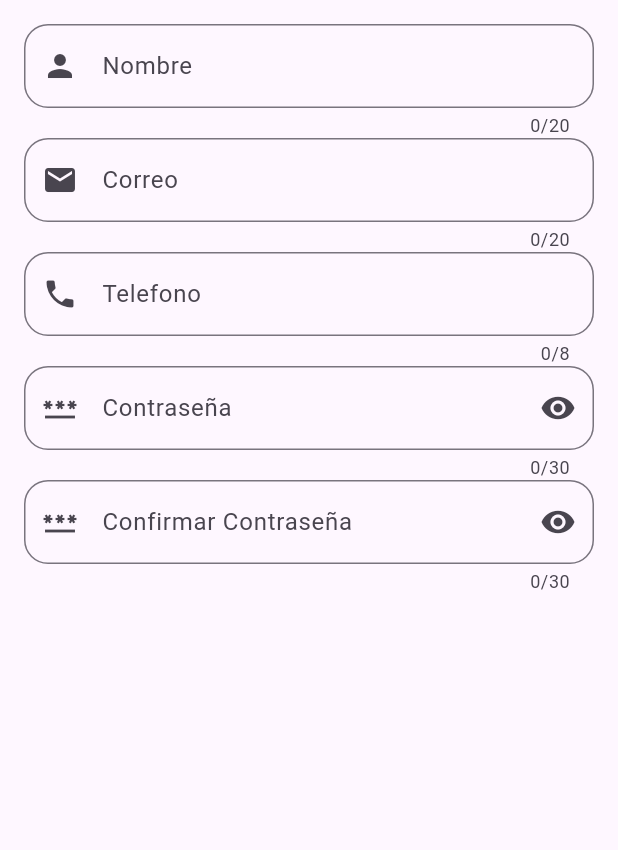
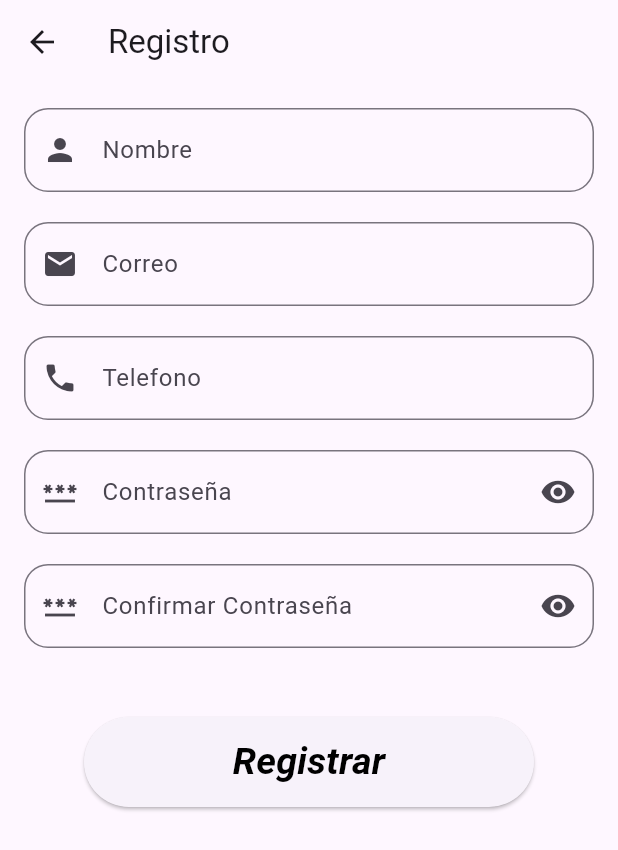
Before and after one commit to acarias11/App_login, a Flutter app: the screen it shows after launch, after a tap on "Registrarse", on a phone screen of 412 x 824 dp. Shown: the top 850 px of the screen. Run offline on Flutter 3.47's test engine with Material 3 defaults, Android fonts, the phone set to English and light mode, and no system bars.

Commit message:
Agregacion de validaciones en registro y agregacion del boton de validacion, eliminacion del campo length en los widgets perzonalizacion y modificacion en inicio_de_sesion

```diff
--- a/app_login/lib/inicio_de_sesion.dart
+++ b/app_login/lib/inicio_de_sesion.dart
@@ -18,8 +18,9 @@ class InicioDeSesionPage extends StatelessWidget {
         backgroundColor: Colors.blueGrey,
         title:const Text('Inicio de sesion'),
       ),
-      body: Container(
-        decoration: BoxDecoration(
+      body: SingleChildScrollView(
+        child: Container(
+          decoration: const BoxDecoration(
             gradient: LinearGradient(
               begin: Alignment.topRight,
               colors: [  Colors.blueGrey, Colors.white10,]
@@ -42,7 +43,6 @@ class InicioDeSesionPage extends StatelessWidget {
                    ],
                  ),
                   CustomInputs(
-                  length: 20,
                     nombrelabel: 'Correo',
                     hint: 'Ingrese su correo',
                     teclado: TextInputType.emailAddress,
@@ -51,12 +51,15 @@ class InicioDeSesionPage extends StatelessWidget {
                     validator: null
                    ),
 
+                  const SizedBox(height: 20,),
+
                    PasswordInput(
                     nombrelabel: 'Password',
                     hint: 'Ingrese su contrasenia',
                     controller: contracontroller,
                     validator: null,
                     ),
+                    const SizedBox(height: 20,),
                      Row(
                           mainAxisAlignment: MainAxisAlignment.center,
                           children: [
@@ -110,6 +113,7 @@ class InicioDeSesionPage extends StatelessWidget {
             ),
           ),
         ),
+      ),
     );
   }
 }
--- a/app_login/lib/registro_page.dart
+++ b/app_login/lib/registro_page.dart
@@ -15,8 +15,14 @@ class RegistroPage extends StatelessWidget {
   @override
   Widget build(BuildContext context) {
     return Scaffold(
-      body: Padding(
-        padding: EdgeInsets.all(16),
+      appBar: AppBar(
+        title: const Text('Registro'),
+      ),
+      body: SingleChildScrollView(
+        child: Column(
+          children: [
+            Padding(
+              padding: const EdgeInsets.all(16),
               child: Form(
                 key: formkey,
                 child: Column(
@@ -24,56 +30,148 @@ class RegistroPage extends StatelessWidget {
                     CustomInputs(
                       controller: nombreController,
                       validator: (valor) {
+                        if (valor == null || valor.isEmpty) {
+                          return 'El nombre es obligatorio';
+                        }
+
+                        if (valor.length < 3) {
+                          return 'El nombre debe tener al menos 3 caracteres';
+                        }
+
+                        if (valor.length > 10) {
+                          return 'El nombre debe tener maximo 10 caracteres';
+                        }
+
                         return null;
                       },
                       teclado: TextInputType.text,
-                length: 20,
                       nombrelabel: 'Nombre',
                       hint: 'Ingrese su Nombre',
                       icono: Icons.person
                       ),
+                      const SizedBox(height: 20,),
                       CustomInputs(
                         controller: correoController,
                         validator: (valor) {
+                          if (valor == null || valor.isEmpty) {
+                          return 'El correo es obligatorio';
+                        }
+
+                        if (valor.contains('@') == false) {
+                          return 'El correo no es valido, debe contener un @';
+                        }
+
+                        if(valor.endsWith('.edu.hn') == false){
+                          return 'El correo no es valido, debe terminar en ".edu.hn"';
+                        }
+
                         return null;
                         },
                         teclado: TextInputType.emailAddress,
-                  length: 20,
                         nombrelabel: 'Correo',
                         hint: 'Ingrese su correo',
                         icono: Icons.email
                       ),
+                      const SizedBox(height: 20,),
                       CustomInputs(
                         controller: telefonoController,
                         validator: (valor) {
+                          if (valor == null || valor.isEmpty) {
+                          return 'El telefono es obligatorio';
+                        }
+
+                        if (valor.length < 8 && valor.length > 8) {
+                          return 'El telefono debe de ser de 8 numeros';
+                        }
+
+                        if (valor.startsWith('3') == false && valor.startsWith('9') == false) {
+                          return 'El numero es invalido, debe iniciar con 3 o 9';
+                        }
+
                         return null;
                         },
                         teclado: TextInputType.phone,
-                  length: 8,
                         nombrelabel: 'Telefono',
                         hint: 'Ingrese su telefono',
                         icono: Icons.phone
                       ),
+                      const SizedBox(height: 20,),
                       PasswordInput(
                         nombrelabel: 'Contraseña',
                         hint: 'Ingrese su contraseña',
                         controller: contraseniaController,
                         validator: (valor) {
+                          if (valor == null || valor.isEmpty) {
+                          return 'El nombre es obligatorio';
+                        }
+
+                        if (valor.length < 8) {
+                          return 'La contraseña debe tener al menos 8 caracteres';
+                        }
+
+                        if (valor.contains(RegExp(r'[A-Z]')) == false) {
+                          return 'La contraseña es invalida, debe al menos tener una mayuscula';
+                        }
+
+                        if (valor.contains(RegExp(r'^(?=.*?[!@#\$&*~_&-])')) == false) {
+                          return 'La contraseña debe contener un caracter especial';
+                        }
+
                         return null;
                       },
                       ),
+                      const SizedBox(height: 20,),
                       PasswordInput(
                         nombrelabel: 'Confirmar Contraseña',
                         hint: 'Confrima tu Contraseña',
                         controller: confirmcontraController,
                         validator: (valor) {
+
+                          if (valor == null || valor.isEmpty) {
+                          return 'Este campo es obligatorio';
+                        }
+
+                        if (valor != contraseniaController.text) {
+                          return 'Las contraseñas no coinciden';
+                        }
+
                         return null;
                       },
                       ),
                   ],
                 ),
                 ),
-        )
+              ),
+              const SizedBox(height: 30,),
+          SizedBox(
+            height: 60,
+            width: 300,
+            child: ElevatedButton(
+            child: const Text('Registrar',
+                                     style: TextStyle(
+                                     fontSize: 25,
+                                     fontWeight: FontWeight.bold,
+                                     fontStyle: FontStyle.italic,
+                                     color: Colors.black),),
+            onPressed: () {
+              if(!formkey.currentState!.validate()) return;
+              final datos = {
+                'nombre': nombreController.text,
+                'correo': correoController.text,
+                'telefono': telefonoController.text,
+                'contraseña': contraseniaController.text,
+                'confirmarContraseña': confirmcontraController.text
+              };
+
+              print(datos);
+
+            },
+            ),
+          ),
+          ],
+        ),
+      ),
+
     );
   }
 }
--- a/app_login/lib/widgets/custom_inputs.dart
+++ b/app_login/lib/widgets/custom_inputs.dart
@@ -6,7 +6,6 @@ class CustomInputs extends StatelessWidget {
     required this.controller,
     required this.validator,
     required this.teclado,
-    required this.length,
     required this.hint,
     required this.nombrelabel,
     required this.icono
@@ -15,7 +14,6 @@ class CustomInputs extends StatelessWidget {
   final TextEditingController controller;
   final String? Function(String?)? validator;
   final TextInputType teclado;
-  final int? length;
   final String? hint;
   final String nombrelabel;
   final IconData? icono;
@@ -26,7 +24,6 @@ class CustomInputs extends StatelessWidget {
       controller: controller,
       validator: validator,
       keyboardType: teclado,
-      maxLength: length,
       maxLines: 1,
       decoration: InputDecoration(
         label: Text(nombrelabel),
--- a/app_login/lib/widgets/password_input.dart
+++ b/app_login/lib/widgets/password_input.dart
@@ -29,7 +29,6 @@ class _PasswordInputState extends State<PasswordInput> {
       validator: widget.validator,
       obscureText: contra,
       keyboardType: TextInputType.text,
-      maxLength: 30,
       maxLines: 1,
       decoration: InputDecoration(
         hintText: widget.hint,
```
Lines whose indentation alone changed are shown as unchanged.
